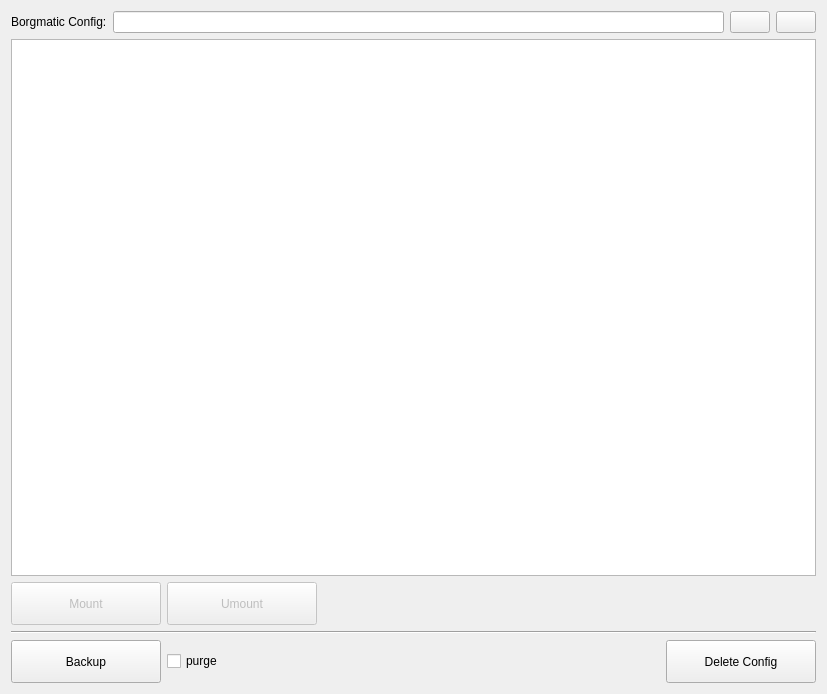
Before: the Qt Designer form ui/tabContent.ui in andreasholzner/borgmatic-ui, drawn with Qt 5.
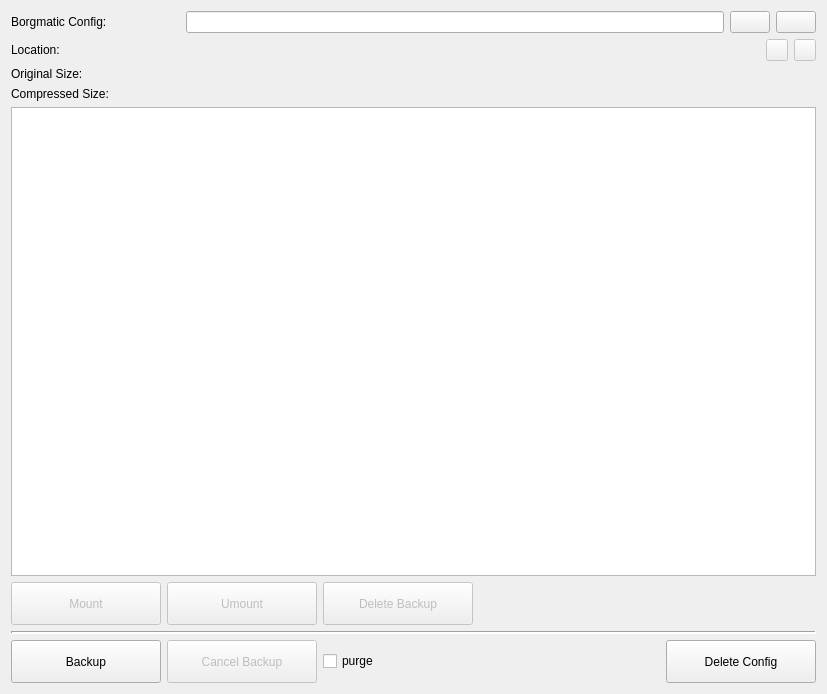
After: the same form once the commit is applied. Icons and pictures are not drawn.

Commit message:
Show information of backups
- Calling borgmatic --list and --info as source

```diff
--- a/ui/tabContent.ui
+++ b/ui/tabContent.ui
@@ -18,6 +18,12 @@
     <layout class="QHBoxLayout" name="horizontalLayout">
      <item>
       <widget class="QLabel" name="configEditLabel">
+       <property name="minimumSize">
+        <size>
+         <width>169</width>
+         <height>0</height>
+        </size>
+       </property>
        <property name="text">
         <string>Borgmatic Config:</string>
        </property>
@@ -45,7 +51,7 @@
       </widget>
      </item>
      <item>
-      <widget class="QPushButton" name="editConfigButton">
+      <widget class="QPushButton" name="configShowFileButton">
        <property name="text">
         <string/>
        </property>
@@ -57,16 +63,245 @@
      </item>
     </layout>
    </item>
+   <item>
+    <layout class="QGridLayout" name="gridLayout_2">
+     <item row="0" column="1">
+      <widget class="QLabel" name="infoLocationLabel">
+       <property name="text">
+        <string/>
+       </property>
+       <property name="textFormat">
+        <enum>Qt::PlainText</enum>
+       </property>
+      </widget>
+     </item>
+     <item row="0" column="0">
+      <widget class="QLabel" name="label">
+       <property name="minimumSize">
+        <size>
+         <width>175</width>
+         <height>0</height>
+        </size>
+       </property>
+       <property name="maximumSize">
+        <size>
+         <width>175</width>
+         <height>16777215</height>
+        </size>
+       </property>
+       <property name="text">
+        <string>Location:</string>
+       </property>
+      </widget>
+     </item>
+     <item row="1" column="1">
+      <widget class="QLabel" name="infoOriginalSizeLabel">
+       <property name="text">
+        <string/>
+       </property>
+       <property name="textFormat">
+        <enum>Qt::PlainText</enum>
+       </property>
+      </widget>
+     </item>
+     <item row="2" column="0">
+      <widget class="QLabel" name="label_4">
+       <property name="minimumSize">
+        <size>
+         <width>175</width>
+         <height>0</height>
+        </size>
+       </property>
+       <property name="maximumSize">
+        <size>
+         <width>175</width>
+         <height>16777215</height>
+        </size>
+       </property>
+       <property name="text">
+        <string>Compressed Size:</string>
+       </property>
+      </widget>
+     </item>
+     <item row="0" column="2">
+      <widget class="QPushButton" name="locationMountButton">
+       <property name="enabled">
+        <bool>false</bool>
+       </property>
+       <property name="minimumSize">
+        <size>
+         <width>22</width>
+         <height>22</height>
+        </size>
+       </property>
+       <property name="maximumSize">
+        <size>
+         <width>22</width>
+         <height>22</height>
+        </size>
+       </property>
+       <property name="text">
+        <string/>
+       </property>
+       <property name="icon">
+        <iconset theme="media-mount"/>
+       </property>
+      </widget>
+     </item>
+     <item row="2" column="1">
+      <widget class="QLabel" name="infoCompressedSizeLabel">
+       <property name="text">
+        <string/>
+       </property>
+       <property name="textFormat">
+        <enum>Qt::PlainText</enum>
+       </property>
+      </widget>
+     </item>
+     <item row="1" column="0">
+      <widget class="QLabel" name="label_3">
+       <property name="minimumSize">
+        <size>
+         <width>175</width>
+         <height>0</height>
+        </size>
+       </property>
+       <property name="maximumSize">
+        <size>
+         <width>175</width>
+         <height>16777215</height>
+        </size>
+       </property>
+       <property name="text">
+        <string>Original Size:</string>
+       </property>
+      </widget>
+     </item>
+     <item row="0" column="3">
+      <widget class="QPushButton" name="locationUmountButton">
+       <property name="enabled">
+        <bool>false</bool>
+       </property>
+       <property name="minimumSize">
+        <size>
+         <width>22</width>
+         <height>22</height>
+        </size>
+       </property>
+       <property name="maximumSize">
+        <size>
+         <width>22</width>
+         <height>22</height>
+        </size>
+       </property>
+       <property name="text">
+        <string/>
+       </property>
+       <property name="icon">
+        <iconset theme="media-eject"/>
+       </property>
+      </widget>
+     </item>
+    </layout>
+   </item>
    <item>
     <widget class="QTableView" name="backupsTableView">
+     <property name="editTriggers">
+      <set>QAbstractItemView::NoEditTriggers</set>
+     </property>
+     <property name="tabKeyNavigation">
+      <bool>false</bool>
+     </property>
+     <property name="showDropIndicator" stdset="0">
+      <bool>false</bool>
+     </property>
+     <property name="dragDropOverwriteMode">
+      <bool>false</bool>
+     </property>
+     <property name="alternatingRowColors">
+      <bool>true</bool>
+     </property>
+     <property name="selectionMode">
+      <enum>QAbstractItemView::SingleSelection</enum>
+     </property>
+     <property name="selectionBehavior">
+      <enum>QAbstractItemView::SelectRows</enum>
+     </property>
      <property name="sortingEnabled">
       <bool>true</bool>
      </property>
+     <property name="wordWrap">
+      <bool>false</bool>
+     </property>
+     <property name="cornerButtonEnabled">
+      <bool>false</bool>
+     </property>
+     <attribute name="horizontalHeaderHighlightSections">
+      <bool>false</bool>
+     </attribute>
+     <attribute name="horizontalHeaderShowSortIndicator" stdset="0">
+      <bool>false</bool>
+     </attribute>
+     <attribute name="verticalHeaderVisible">
+      <bool>false</bool>
+     </attribute>
+     <attribute name="verticalHeaderHighlightSections">
+      <bool>false</bool>
+     </attribute>
     </widget>
    </item>
    <item>
     <layout class="QGridLayout" name="gridLayout">
-     <item row="2" column="3">
+     <item row="4" column="1">
+      <widget class="QPushButton" name="cancelBackupButton">
+       <property name="enabled">
+        <bool>false</bool>
+       </property>
+       <property name="minimumSize">
+        <size>
+         <width>150</width>
+         <height>43</height>
+        </size>
+       </property>
+       <property name="text">
+        <string>Cancel Backup</string>
+       </property>
+       <property name="icon">
+        <iconset theme="process-stop"/>
+       </property>
+      </widget>
+     </item>
+     <item row="1" column="0" colspan="5">
+      <widget class="Line" name="line">
+       <property name="lineWidth">
+        <number>2</number>
+       </property>
+       <property name="orientation">
+        <enum>Qt::Horizontal</enum>
+       </property>
+      </widget>
+     </item>
+     <item row="0" column="1">
+      <widget class="QPushButton" name="backupUmountButton">
+       <property name="enabled">
+        <bool>false</bool>
+       </property>
+       <property name="minimumSize">
+        <size>
+         <width>150</width>
+         <height>43</height>
+        </size>
+       </property>
+       <property name="text">
+        <string>Umount</string>
+       </property>
+       <property name="icon">
+        <iconset theme="media-eject">
+         <normaloff>.</normaloff>.</iconset>
+       </property>
+      </widget>
+     </item>
+     <item row="4" column="4">
       <widget class="QPushButton" name="deleteConfigButton">
        <property name="minimumSize">
         <size>
@@ -78,13 +313,29 @@
         <string>Delete Config</string>
        </property>
        <property name="icon">
-        <iconset theme="window-close">
+        <iconset theme="document-close"/>
+       </property>
+      </widget>
+     </item>
+     <item row="4" column="0">
+      <widget class="QPushButton" name="startBackupButton">
+       <property name="minimumSize">
+        <size>
+         <width>150</width>
+         <height>43</height>
+        </size>
+       </property>
+       <property name="text">
+        <string>Backup</string>
+       </property>
+       <property name="icon">
+        <iconset theme="server-database">
          <normaloff>.</normaloff>.</iconset>
        </property>
       </widget>
      </item>
      <item row="0" column="0">
-      <widget class="QPushButton" name="mountButton">
+      <widget class="QPushButton" name="backupMountButton">
        <property name="enabled">
         <bool>false</bool>
        </property>
@@ -106,34 +357,7 @@
        </property>
       </widget>
      </item>
-     <item row="2" column="0">
-      <widget class="QPushButton" name="backupButton">
-       <property name="minimumSize">
-        <size>
-         <width>150</width>
-         <height>43</height>
-        </size>
-       </property>
-       <property name="text">
-        <string>Backup</string>
-       </property>
-       <property name="icon">
-        <iconset theme="server-database">
-         <normaloff>.</normaloff>.</iconset>
-       </property>
-      </widget>
-     </item>
-     <item row="2" column="1">
-      <widget class="QCheckBox" name="purgeCheckBox">
-       <property name="text">
-        <string>purge</string>
-       </property>
-       <property name="tristate">
-        <bool>false</bool>
-       </property>
-      </widget>
-     </item>
-     <item row="0" column="2">
+     <item row="0" column="3">
       <spacer name="horizontalSpacer">
        <property name="orientation">
         <enum>Qt::Horizontal</enum>
@@ -146,8 +370,18 @@
        </property>
       </spacer>
      </item>
-     <item row="0" column="1">
-      <widget class="QPushButton" name="umountButton">
+     <item row="4" column="2">
+      <widget class="QCheckBox" name="purgeCheckBox">
+       <property name="text">
+        <string>purge</string>
+       </property>
+       <property name="tristate">
+        <bool>false</bool>
+       </property>
+      </widget>
+     </item>
+     <item row="0" column="2">
+      <widget class="QPushButton" name="backupDeleteButton">
        <property name="enabled">
         <bool>false</bool>
        </property>
@@ -158,18 +392,10 @@
         </size>
        </property>
        <property name="text">
-        <string>Umount</string>
+        <string>Delete Backup</string>
        </property>
        <property name="icon">
-        <iconset theme="media-eject">
-         <normaloff>.</normaloff>.</iconset>
-       </property>
-      </widget>
-     </item>
-     <item row="1" column="0" colspan="4">
-      <widget class="Line" name="line">
-       <property name="orientation">
-        <enum>Qt::Horizontal</enum>
+        <iconset theme="edit-delete"/>
        </property>
       </widget>
      </item>
```
The commit also changes 7 other files.
